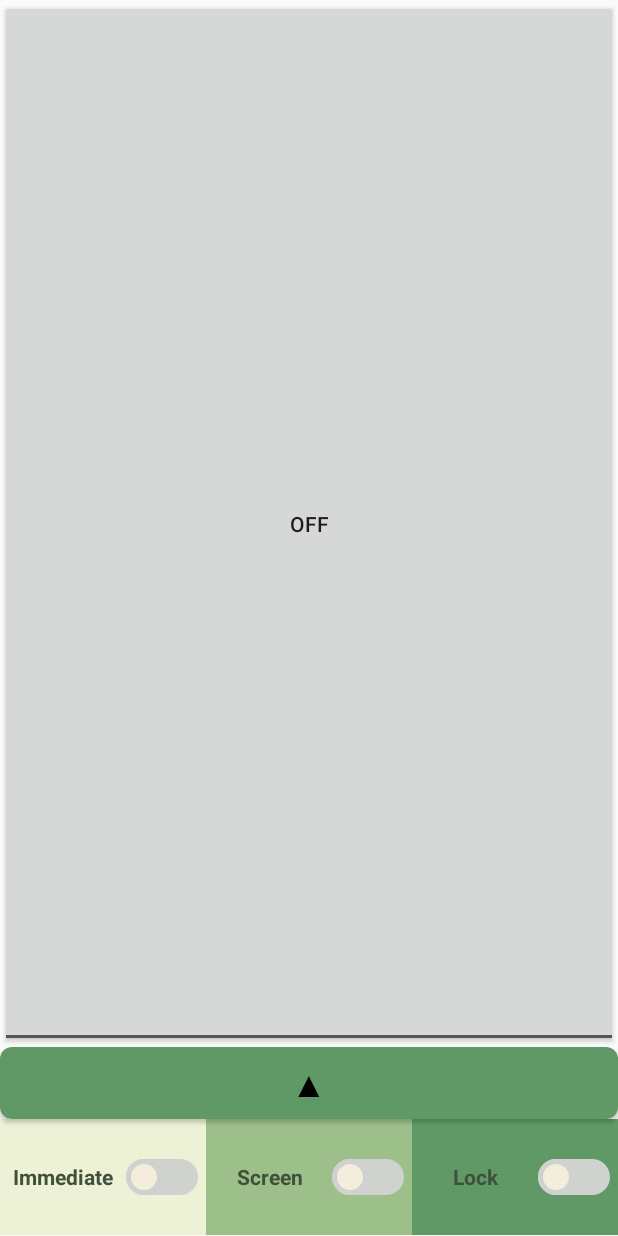
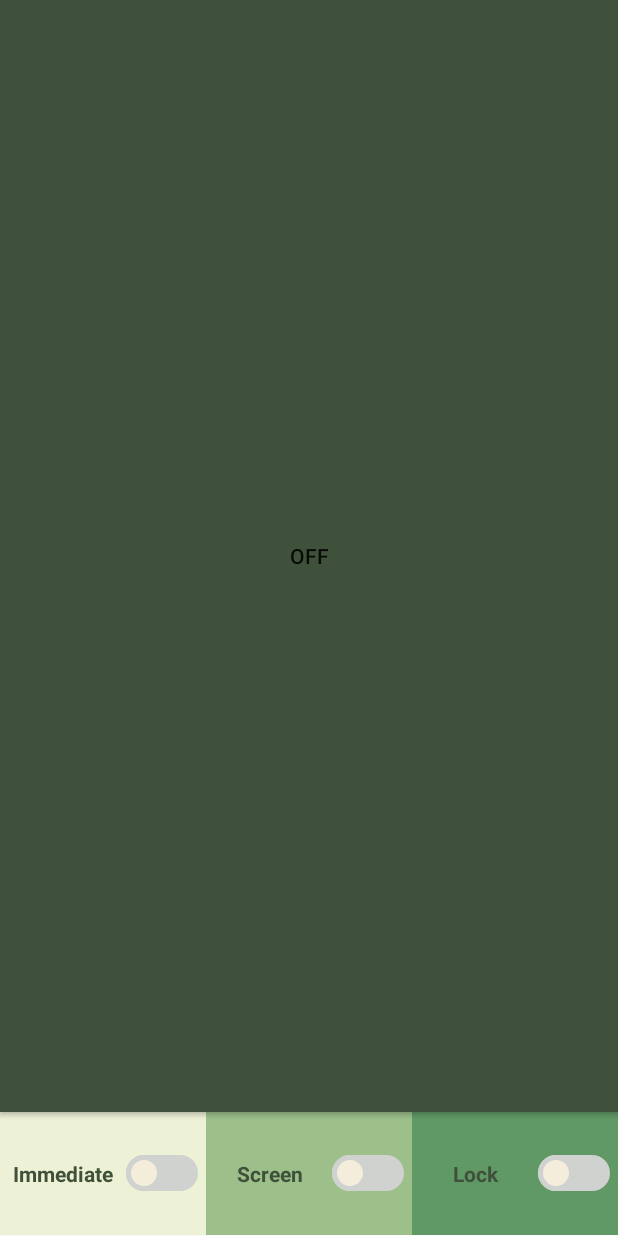
Before and after one commit to b3lon9/EasyFlash, an Android app: the screen it shows after launch (MainActivity), on a phone screen of 412 x 824 dp. Run offline under Robolectric (Android 15) with nearby library versions, the phone set to English and light mode, and no system bars; our stand-ins replace data binding; 4 statements that could not run were skipped.

Commit message:
screen lock button visible/invisible

```diff
--- /dev/null
+++ b/app/src/main/res/drawable/toggle_ripple.xml
@@ -0,0 +1,9 @@
+<?xml version="1.0" encoding="utf-8"?>
+<ripple xmlns:android="http://schemas.android.com/apk/res/android"
+    android:color="@color/fun_level4">
+    <item>
+        <shape android:shape="rectangle">
+            <solid android:color="@color/main_level4" />
+        </shape>
+    </item>
+</ripple>
--- /dev/null
+++ b/app/src/main/res/drawable/toggle_screen_ripple.xml
@@ -0,0 +1,9 @@
+<?xml version="1.0" encoding="utf-8"?>
+<ripple xmlns:android="http://schemas.android.com/apk/res/android"
+    android:color="@color/main_level1">
+    <item>
+        <shape android:shape="rectangle">
+            <solid android:color="@color/white" />
+        </shape>
+    </item>
+</ripple>
--- /dev/null
+++ b/app/src/main/res/drawable/toggle_screen_selector.xml
@@ -0,0 +1,5 @@
+<?xml version="1.0" encoding="utf-8"?>
+<selector xmlns:android="http://schemas.android.com/apk/res/android">
+    <item android:state_checked="true" android:drawable="@drawable/toggle_screen_ripple" />
+    <item android:drawable="@drawable/toggle_ripple" />
+</selector>
--- a/app/src/main/res/layout/activity_main.xml
+++ b/app/src/main/res/layout/activity_main.xml
@@ -22,6 +22,7 @@
             android:layout_width="match_parent"
             android:layout_height="0dp"
             android:layout_weight="0.9"
+            android:background="@{vm.isSwitchScreen ? @drawable/toggle_screen_selector : @drawable/toggle_ripple}"
             android:checked="@={vm.isToggleChecked}"
             android:onCheckedChanged="@{(buttonView, isChecked) -> vm.onCheckedChanged(isChecked)}" />
 
@@ -32,6 +33,7 @@
             android:background="@drawable/button_ripple_effect"
             android:text="▲"
             android:textColor="@color/black"
+            android:visibility="@{vm.isSwitchLock ? (vm.isToggleChecked ? View.VISIBLE : View.GONE) : View.GONE}"
             android:textSize="24sp" />
 
         <LinearLayout
```
